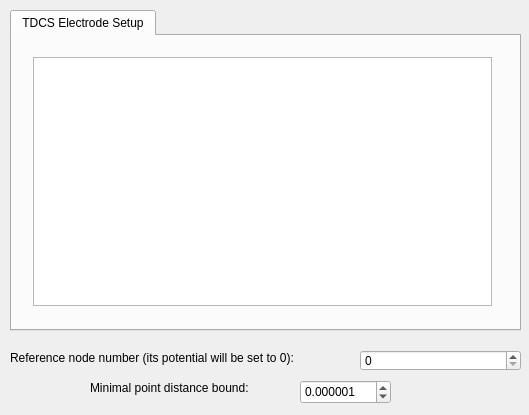
Above: src/Interface/Modules/BrainStimulator/SetupRHSforTDCSandTMSDialog.ui from SCIInstitute/SCIRun before the change. Below: the same form after it.
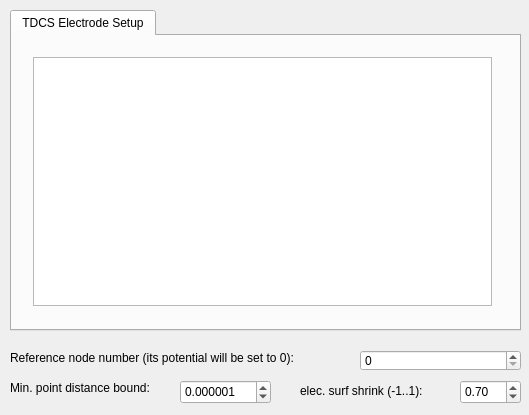
That is the form after the change.

```diff
--- a/src/Interface/Modules/BrainStimulator/SetupRHSforTDCSandTMSDialog.ui
+++ b/src/Interface/Modules/BrainStimulator/SetupRHSforTDCSandTMSDialog.ui
@@ -103,20 +103,20 @@
   <widget class="QLabel" name="label_2">
    <property name="geometry">
     <rect>
-     <x>90</x>
+     <x>10</x>
      <y>380</y>
      <width>201</width>
      <height>16</height>
     </rect>
    </property>
    <property name="text">
-    <string>Minimal point distance bound:</string>
+    <string>Min. point distance bound:</string>
    </property>
   </widget>
   <widget class="QDoubleSpinBox" name="pointdistancebound">
    <property name="geometry">
     <rect>
-     <x>300</x>
+     <x>180</x>
      <y>380</y>
      <width>91</width>
      <height>24</height>
@@ -129,7 +129,7 @@
     <number>6</number>
    </property>
    <property name="maximum">
-    <double>1.000000000000000</double>
+    <double>1000000000.000000000000000</double>
    </property>
    <property name="singleStep">
     <double>0.100000000000000</double>
@@ -138,6 +138,38 @@
     <double>0.000001000000000</double>
    </property>
   </widget>
+  <widget class="QLabel" name="label_3">
+   <property name="geometry">
+    <rect>
+     <x>300</x>
+     <y>380</y>
+     <width>151</width>
+     <height>21</height>
+    </rect>
+   </property>
+   <property name="text">
+    <string>elec. surf shrink (-1..1):</string>
+   </property>
+  </widget>
+  <widget class="QDoubleSpinBox" name="normal_dot_product_bound_">
+   <property name="geometry">
+    <rect>
+     <x>460</x>
+     <y>380</y>
+     <width>61</width>
+     <height>24</height>
+    </rect>
+   </property>
+   <property name="maximum">
+    <double>1.000000000000000</double>
+   </property>
+   <property name="singleStep">
+    <double>0.100000000000000</double>
+   </property>
+   <property name="value">
+    <double>0.700000000000000</double>
+   </property>
+  </widget>
  </widget>
  <layoutdefault spacing="6" margin="11"/>
  <resources/>
```
Left out of the diff: 4 changed lines with no effect on the pictures.
